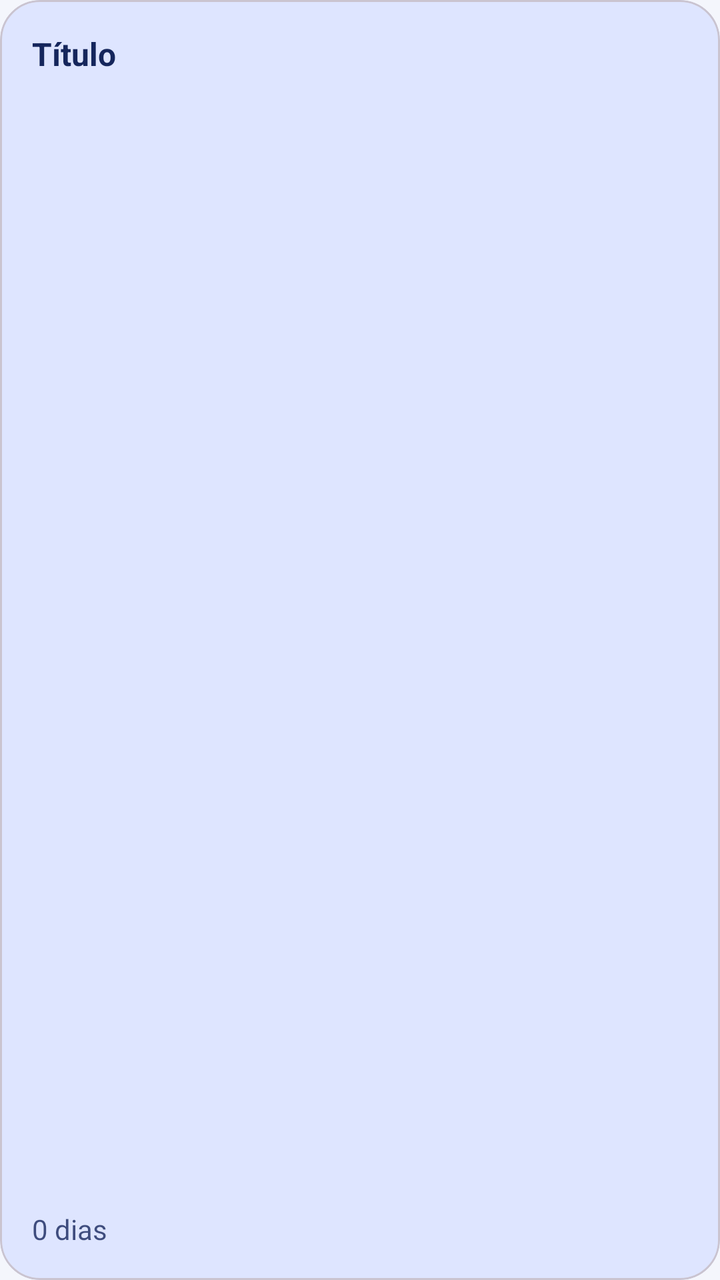
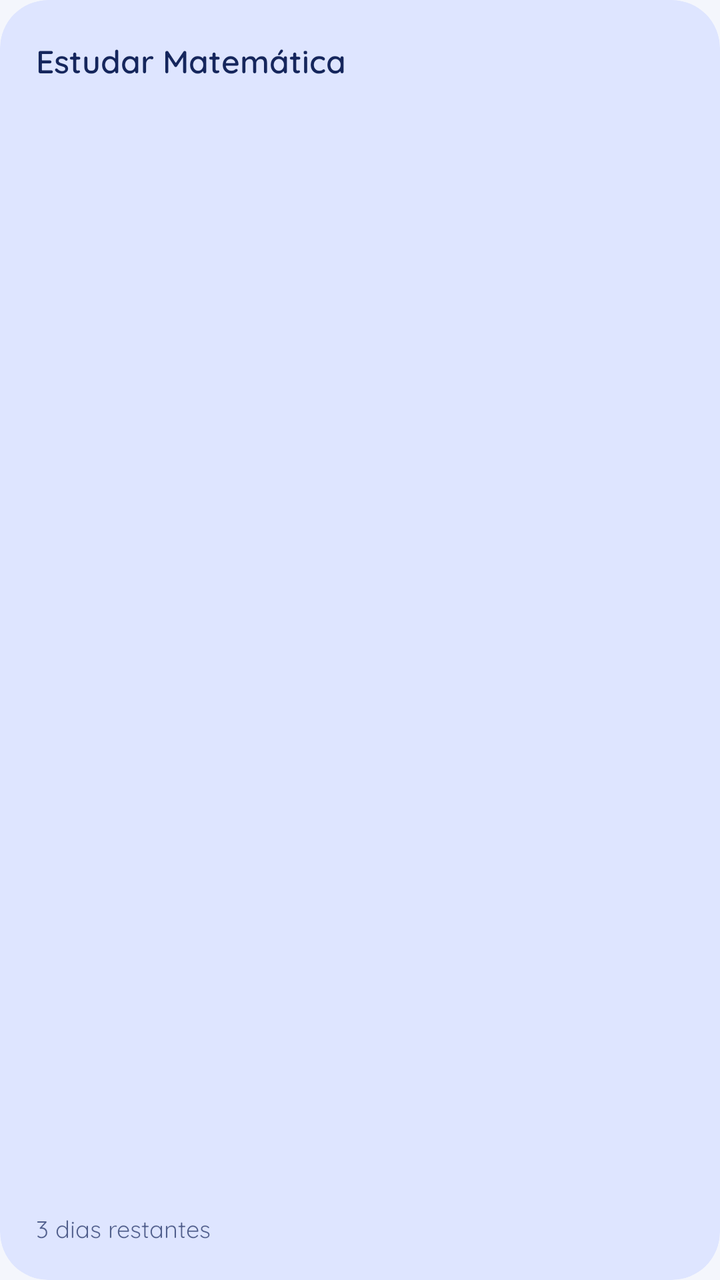

Before-and-after screenshots of an Android layout around one commit, followed by the original layout XML and the change that was made.
<!-- AndroidManifest.xml: application theme Theme.StudyFlow -->
<!-- res/layout/item_meta_home.xml -->
<?xml version="1.0" encoding="utf-8"?>
<com.google.android.material.card.MaterialCardView
    xmlns:android="http://schemas.android.com/apk/res/android"
    xmlns:app="http://schemas.android.com/apk/res-auto"
    android:layout_width="150dp"
    android:layout_height="150dp"
    android:layout_marginEnd="12dp"
    android:clickable="true"
    android:focusable="true"
    android:foreground="?attr/selectableItemBackground"
    app:cardCornerRadius="20dp"
    app:cardElevation="0dp"
    app:cardBackgroundColor="?attr/colorSecondaryContainer">

    <androidx.constraintlayout.widget.ConstraintLayout
        android:layout_width="match_parent"
        android:layout_height="match_parent"
        android:padding="16dp">

        <TextView
            android:id="@+id/text_meta_home_titulo"
            android:layout_width="0dp"
            android:layout_height="wrap_content"
            android:text="Título"
            android:textColor="?attr/colorOnSecondaryContainer"
            android:textSize="16sp"
            android:textStyle="bold"
            android:ellipsize="end"
            android:maxLines="3"
            app:layout_constraintTop_toTopOf="parent"
            app:layout_constraintStart_toStartOf="parent"
            app:layout_constraintEnd_toEndOf="parent" />

        <TextView
            android:id="@+id/text_meta_home_dias"
            android:layout_width="0dp"
            android:layout_height="wrap_content"
            android:text="0 dias"
            android:textColor="?attr/colorOnSecondaryContainer"
            android:textSize="14sp"
            android:alpha="0.8"
            app:layout_constraintBottom_toBottomOf="parent"
            app:layout_constraintStart_toStartOf="parent"
            app:layout_constraintEnd_toEndOf="parent" />

    </androidx.constraintlayout.widget.ConstraintLayout>

</com.google.android.material.card.MaterialCardView>
<!-- resources referenced by this layout -->
<resources>
  <style name="Theme.StudyFlow" parent="Base.Theme.StudyFlow" />
  <style name="Base.Theme.StudyFlow" parent="Theme.Material3.DayNight.NoActionBar">
          
          <item name="colorPrimary">@color/primary</item>
          <item name="colorOnPrimary">@color/onPrimary</item>
          <item name="colorPrimaryContainer">@color/primaryContainer</item>
          <item name="colorOnPrimaryContainer">@color/onPrimaryContainer</item>
  
          
          <item name="colorSecondary">@color/secondary</item>
          <item name="colorOnSecondary">@color/onSecondary</item>
          <item name="colorSecondaryContainer">@color/secondaryContainer</item>
          <item name="colorOnSecondaryContainer">@color/onSecondaryContainer</item>
  
          
          <item name="android:windowBackground">@color/background</item>
          <item name="colorSurface">@color/surface</item>
          <item name="colorOnSurface">@color/onSurface</item>
          <item name="colorSurfaceVariant">@color/surfaceVariant</item>
          <item name="colorOnSurfaceVariant">@color/onSurfaceVariant</item>
  
          
          <item name="android:statusBarColor">?attr/colorSurface</item>
          <item name="android:windowLightStatusBar">true</item>
      </style>
  <color name="primary">#2F52E0</color>
  <color name="onPrimary">#FFFFFF</color>
  <color name="primaryContainer">#DCE5FF</color>
  <color name="onPrimaryContainer">#102A73</color>
  <color name="secondary">#5468A9</color>
  <color name="onSecondary">#FFFFFF</color>
  <color name="secondaryContainer">#DEE5FF</color>
  <color name="onSecondaryContainer">#15265C</color>
  <color name="background">#F4F6FC</color>
  <color name="surface">#F4F6FC</color>
  <color name="onSurface">#1B1B1F</color>
  <color name="surfaceVariant">#E8ECF7</color>
  <color name="onSurfaceVariant">#44474F</color>
</resources>

<!-- the commit's change to res/layout/item_meta_home.xml (unified diff, before → after) -->
@@ -2,46 +2,62 @@
 <com.google.android.material.card.MaterialCardView
     xmlns:android="http://schemas.android.com/apk/res/android"
     xmlns:app="http://schemas.android.com/apk/res-auto"
-    android:layout_width="150dp"
-    android:layout_height="150dp"
+
+    android:layout_width="160dp"
+    android:layout_height="145dp"
     android:layout_marginEnd="12dp"
+
     android:clickable="true"
     android:focusable="true"
     android:foreground="?attr/selectableItemBackground"
-    app:cardCornerRadius="20dp"
+
+    app:cardBackgroundColor="?attr/colorSecondaryContainer"
+    app:cardCornerRadius="24dp"
     app:cardElevation="0dp"
-    app:cardBackgroundColor="?attr/colorSecondaryContainer">
+    app:strokeWidth="0dp">
 
     <androidx.constraintlayout.widget.ConstraintLayout
         android:layout_width="match_parent"
         android:layout_height="match_parent"
-        android:padding="16dp">
+        android:padding="18dp">
 
+        
         <TextView
             android:id="@+id/text_meta_home_titulo"
+
             android:layout_width="0dp"
             android:layout_height="wrap_content"
-            android:text="Título"
+
+            android:fontFamily="@font/quicksand_semi_bold"
+
+            android:text="Estudar Matemática"
             android:textColor="?attr/colorOnSecondaryContainer"
             android:textSize="16sp"
-            android:textStyle="bold"
+
             android:ellipsize="end"
             android:maxLines="3"
+
             app:layout_constraintTop_toTopOf="parent"
             app:layout_constraintStart_toStartOf="parent"
             app:layout_constraintEnd_toEndOf="parent" />
 
+
+        
         <TextView
             android:id="@+id/text_meta_home_dias"
-            android:layout_width="0dp"
+
+            android:layout_width="wrap_content"
             android:layout_height="wrap_content"
-            android:text="0 dias"
+
+            android:fontFamily="@font/quicksand_regular"
+
+            android:text="3 dias restantes"
             android:textColor="?attr/colorOnSecondaryContainer"
-            android:textSize="14sp"
-            android:alpha="0.8"
-            app:layout_constraintBottom_toBottomOf="parent"
+            android:textSize="12sp"
+            android:alpha="0.7"
+
             app:layout_constraintStart_toStartOf="parent"
-            app:layout_constraintEnd_toEndOf="parent" />
+            app:layout_constraintBottom_toBottomOf="parent" />
 
     </androidx.constraintlayout.widget.ConstraintLayout>
 
